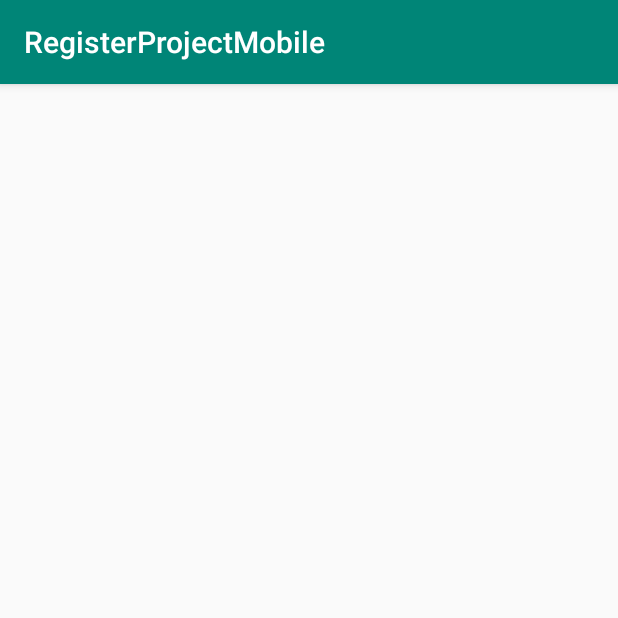
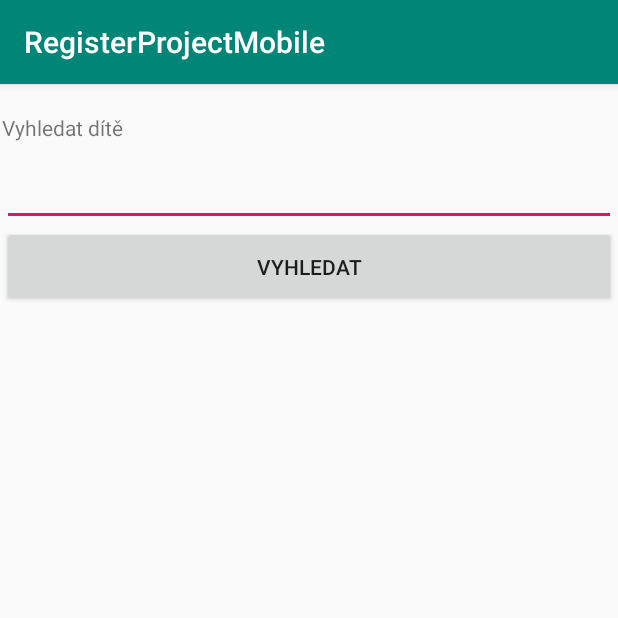
Before and after one commit to DannyJPN/TAMZII-project, an Android app: the ChildListActivity screen opened directly, with no data from a screen before it, on a phone screen of 412 x 824 dp, the top half of it. Run offline under Robolectric (Android 15) with nearby library versions, the phone set to English and light mode, and no system bars.

Commit message:
Inserting hopefully finished,started to work on searching. SOS mindstate.
app/build/intermediates/bundle_manifest/debug/processDebugManifest/bundle-manifest/AndroidManifest.xml
app/build/intermediates/manifest_merge_blame_file/debug/manifest-merger-blame-debug-report.txt

```diff
--- a/app/src/main/java/com/example/registerprojectmobile/ChildListActivity.java
+++ b/app/src/main/java/com/example/registerprojectmobile/ChildListActivity.java
@@ -2,7 +2,16 @@ package com.example.registerprojectmobile;
 
 import androidx.appcompat.app.AppCompatActivity;
 
+import android.content.Context;
 import android.os.Bundle;
+import android.view.View;
+import android.widget.ArrayAdapter;
+import android.widget.Button;
+import android.widget.ListView;
+
+import java.util.ArrayList;
+import java.util.HashMap;
+import java.util.List;
 
 public class ChildListActivity extends AppCompatActivity {
 
@@ -10,5 +19,61 @@ public class ChildListActivity extends AppCompatActivity {
     protected void onCreate(Bundle savedInstanceState) {
         super.onCreate(savedInstanceState);
         setContentView(R.layout.activity_child_list);
+
+        Button childsearcher = (Button)findViewById(R.id.btn_childsearch);
+        childsearcher.setOnClickListener(new View.OnClickListener() {
+            @Override
+            public void onClick(View v) {
+                    Search();
+            }
+        });
+
+
+
+
+
+
+
+    }
+
+    private void Search() {
+
+  /*      final List<String> lisviewstrings = new ArrayList<>();
+        for (int i = 0; i < sokolevels.size(); i++) {
+            lisviewstrings.add("level " + String.valueOf(i));
+
+        }
+        ListView listview = (ListView) findViewById(R.id.listview);
+        final StableArrayAdapter adapter = new StableArrayAdapter(this,
+                android.R.layout.simple_list_item_1, lisviewstrings);
+        listview.setAdapter(adapter);
+*/
+
+    }
+
+
+    private class StableArrayAdapter extends ArrayAdapter<String> {
+
+        HashMap<String, Integer> mIdMap = new HashMap<String, Integer>();
+
+        public StableArrayAdapter(Context context, int textViewResourceId,
+                                  List<String> objects) {
+            super(context, textViewResourceId, objects);
+            for (int i = 0; i < objects.size(); ++i) {
+                mIdMap.put(objects.get(i), i);
+            }
+        }
+
+        @Override
+        public long getItemId(int position) {
+            String item = getItem(position);
+            return mIdMap.get(item);
+        }
+
+        @Override
+        public boolean hasStableIds() {
+            return true;
+        }
+
     }
 }
--- a/app/src/main/res/layout/activity_child_list.xml
+++ b/app/src/main/res/layout/activity_child_list.xml
@@ -4,4 +4,60 @@
     xmlns:tools="http://schemas.android.com/tools"
     android:layout_width="match_parent"
     android:layout_height="match_parent"
-    tools:context=".ChildListActivity"/>
+    tools:context=".ChildListActivity">
+
+
+    <LinearLayout
+        android:layout_width="409dp"
+        android:layout_height="729dp"
+        android:orientation="vertical"
+        app:layout_constraintBottom_toBottomOf="parent"
+        app:layout_constraintEnd_toEndOf="parent"
+        app:layout_constraintHorizontal_bias="0.5"
+        app:layout_constraintStart_toStartOf="parent"
+        app:layout_constraintTop_toTopOf="parent">
+
+        <TextView
+            android:id="@+id/tv_childsearch"
+            android:layout_width="match_parent"
+            android:layout_height="wrap_content"
+            android:layout_weight="1"
+            android:text="@string/tv_childsearch"
+             />
+
+        <EditText
+            android:id="@+id/tb_childsearch"
+            android:layout_width="match_parent"
+            android:layout_height="wrap_content"
+            android:layout_weight="1"
+            android:inputType="text"
+             />
+
+        <Button
+            android:id="@+id/btn_childsearch"
+            android:layout_width="match_parent"
+            android:layout_height="wrap_content"
+            android:layout_weight="1"
+            android:text="@string/b_childsearchtext" />
+
+        <ListView
+            android:id="@+id/listview"
+            android:layout_width="match_parent"
+            android:layout_height="600dp"
+         />
+
+
+
+
+
+
+
+
+
+
+
+
+
+
+    </LinearLayout>
+</androidx.constraintlayout.widget.ConstraintLayout>
--- a/app/src/main/res/values/strings.xml
+++ b/app/src/main/res/values/strings.xml
@@ -36,4 +36,7 @@
     <string name="tv_address">Adresa</string>
     <string name="b_savetext">Uložit</string>
     <string name="tv_groupname">Název kroužku</string>
+    <string name="b_loadphototext">Nahrát fotku</string>
+    <string name="b_childsearchtext">Vyhledat</string>
+    <string name="tv_childsearch">Vyhledat dítě</string>
 </resources>
```
Also changed, not shown: app/src/main/java/com/example/registerprojectmobile/PhotoActivity.java (+24 -2 lines), app/src/main/res/layout/activity_photo.xml (+9 -0 lines), 5 other files.
